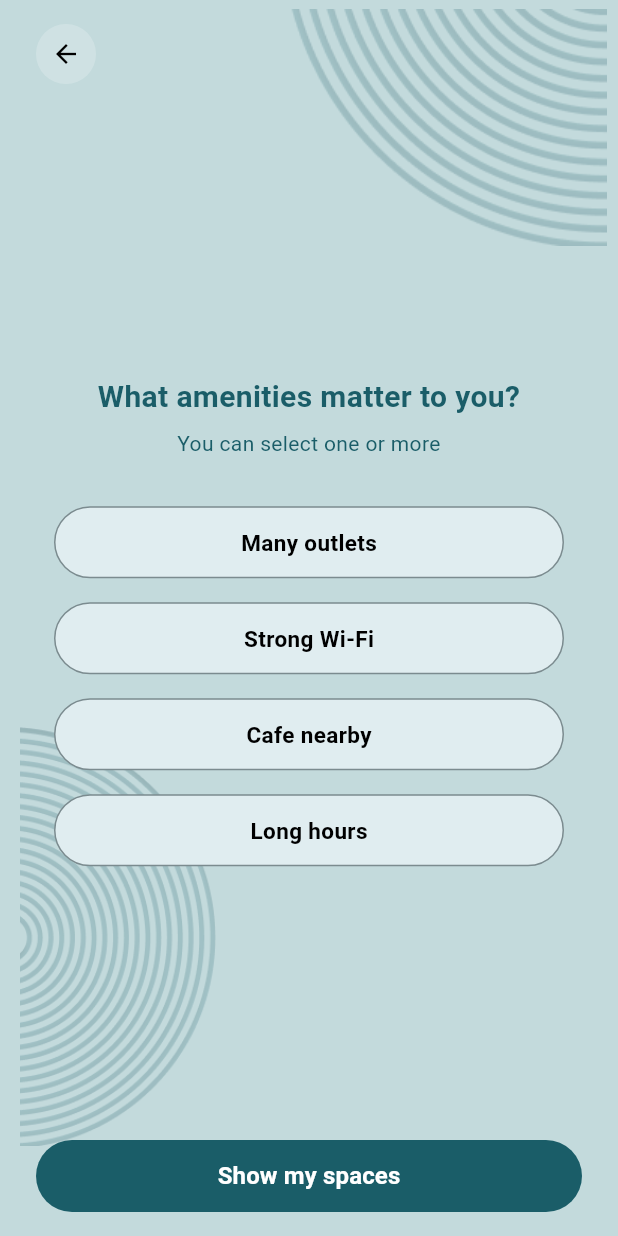
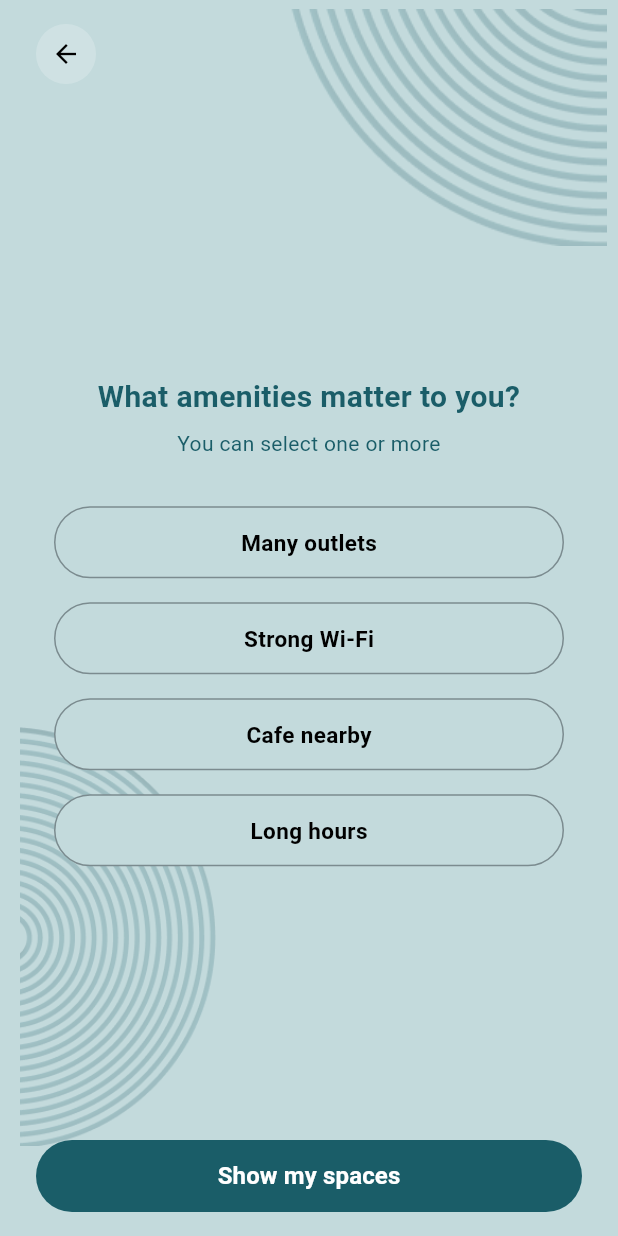
Before and after one commit to GeetaHade/spacefinder-app, a Flutter app: the AmenitiesScreen screen opened by its route, on a phone screen of 412 x 824 dp. Run offline on Flutter 3.47's test engine with Material 3 defaults, Android fonts, the phone set to English and light mode, and no system bars; our stand-ins replace shared_preferences; accounts and stored records are empty; Roboto replaces fonts that are missing (System).

Commit message:
add: ui enhancement next and preference button

```diff
--- a/lib/screens/preferences/amenities_screen.dart
+++ b/lib/screens/preferences/amenities_screen.dart
@@ -10,7 +10,7 @@ class AmenitiesScreen extends StatefulWidget {
 }
 
 class _AmenitiesScreenState extends State<AmenitiesScreen> {
-  // pull existing selections if any
+
   List<AmenityType> selected = List.from(userPrefs.amenities);
 
   void toggleAmenity(AmenityType amenity) {
@@ -24,7 +24,6 @@ class _AmenitiesScreenState extends State<AmenitiesScreen> {
 
     userPrefs.amenities = selected;
   }
-
 Widget amenityButton(String label, AmenityType value) {
   final isSelected = selected.contains(value);
 
@@ -34,7 +33,9 @@ class _AmenitiesScreenState extends State<AmenitiesScreen> {
       duration: const Duration(milliseconds: 180),
       height: 48,
       decoration: BoxDecoration(
-          color: isSelected ? const Color(0xFF1A5D68) : const Color(0xFFE0EDF0),
+        color: isSelected
+            ? const Color(0xFF1A5D68)
+            : const Color(0xFFC3DADC),  // same as page background
         borderRadius: BorderRadius.circular(24),
         border: Border.all(
           color: const Color(0xFF7B8B8F),
@@ -53,13 +54,14 @@ class _AmenitiesScreenState extends State<AmenitiesScreen> {
   );
 }
 
+
   @override
   Widget build(BuildContext context) {
     return Scaffold(
       backgroundColor: const Color(0xFFC3DADC),
       body: Stack(
         children: [
-          // ===== background circles to match other preference pages =====
+
           Positioned(
             top: -70,
             right: -40,
```
Also changed, not shown: lib/screens/preferences/preference_template.dart (+24 -27 lines). Lines whose indentation alone changed are shown as unchanged.
